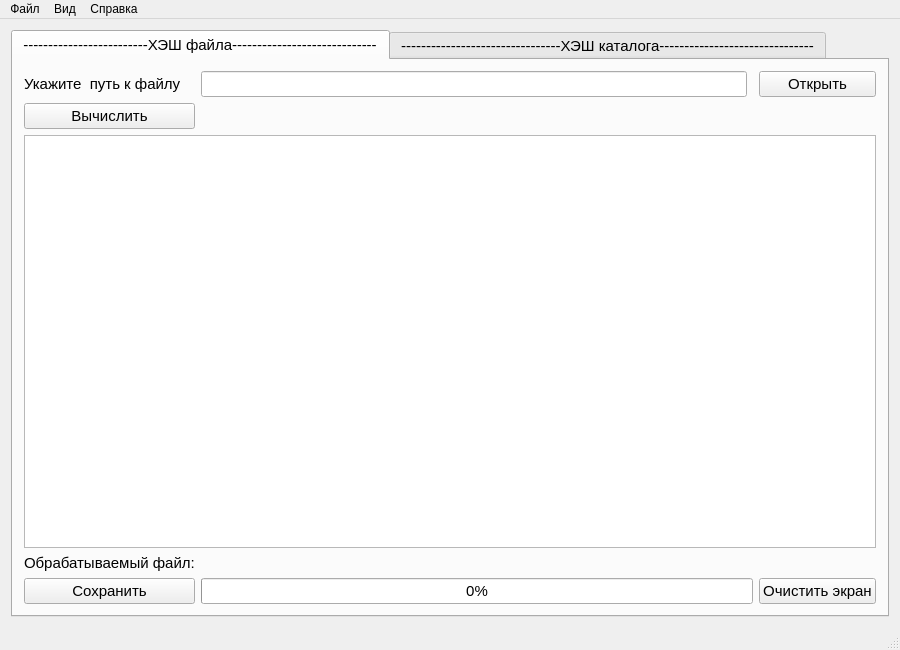
Old version of the form guihash.ui in the repository NikGomel/GuiHashNew.
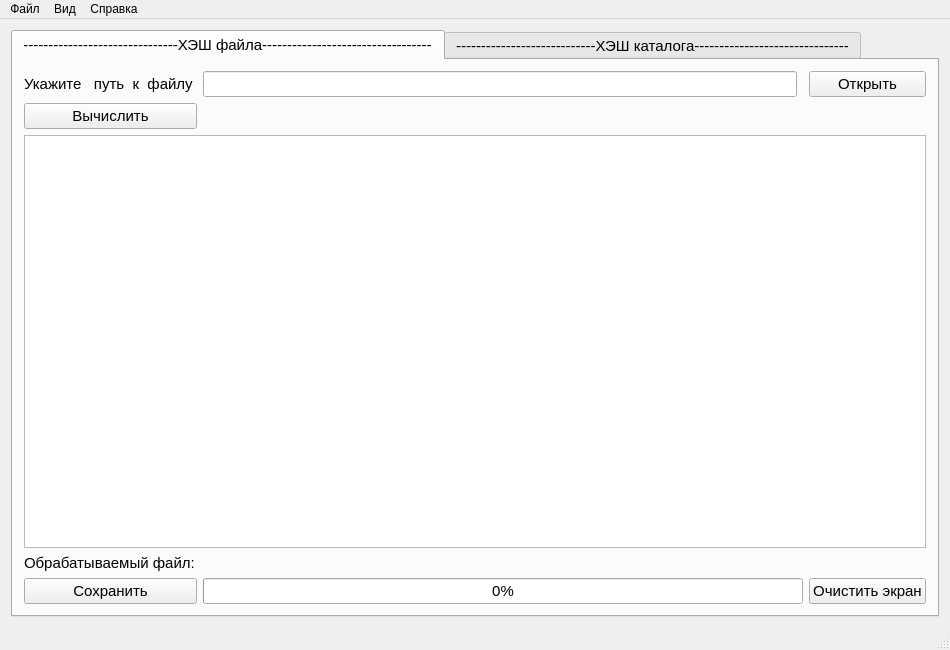
New version of the form. The open tabs and pages were chosen to show the change. Icons and pictures are not drawn.

The edit to the form file:
```diff
--- a/guihash.ui
+++ b/guihash.ui
@@ -6,7 +6,7 @@
    <rect>
     <x>0</x>
     <y>0</y>
-    <width>900</width>
+    <width>950</width>
     <height>650</height>
    </rect>
   </property>
@@ -129,7 +129,7 @@
         </font>
        </property>
        <attribute name="title">
-        <string comment="Вычислить хэш-значение для файла" extracomment="Вычислить хэш-значение для файла">-------------------------ХЭШ файла-----------------------------</string>
+        <string comment="Вычислить хэш-значение для файла" extracomment="Вычислить хэш-значение для файла">-------------------------------ХЭШ файла----------------------------------</string>
        </attribute>
        <layout class="QGridLayout" name="gridLayout_3">
         <item row="9" column="0" colspan="5">
@@ -171,7 +171,7 @@
            </sizepolicy>
           </property>
           <property name="text">
-           <string>Укажите  путь к файлу </string>
+           <string>Укажите   путь  к  файлу </string>
           </property>
          </widget>
         </item>
@@ -306,7 +306,7 @@
       </widget>
       <widget class="QWidget" name="tab_2">
        <attribute name="title">
-        <string comment="Вычислить ХЭШ значения для каталога" extracomment="Вычислить ХЭШ значения для каталога">--------------------------------ХЭШ каталога-------------------------------</string>
+        <string comment="Вычислить ХЭШ значения для каталога" extracomment="Вычислить ХЭШ значения для каталога">----------------------------ХЭШ каталога-------------------------------</string>
        </attribute>
        <layout class="QGridLayout" name="gridLayout_2">
         <item row="0" column="0">
@@ -481,7 +481,7 @@
     <rect>
      <x>0</x>
      <y>0</y>
-     <width>900</width>
+     <width>950</width>
      <height>22</height>
     </rect>
    </property>
```
Left out of the diff: 2 changed lines with no effect on the pictures.
